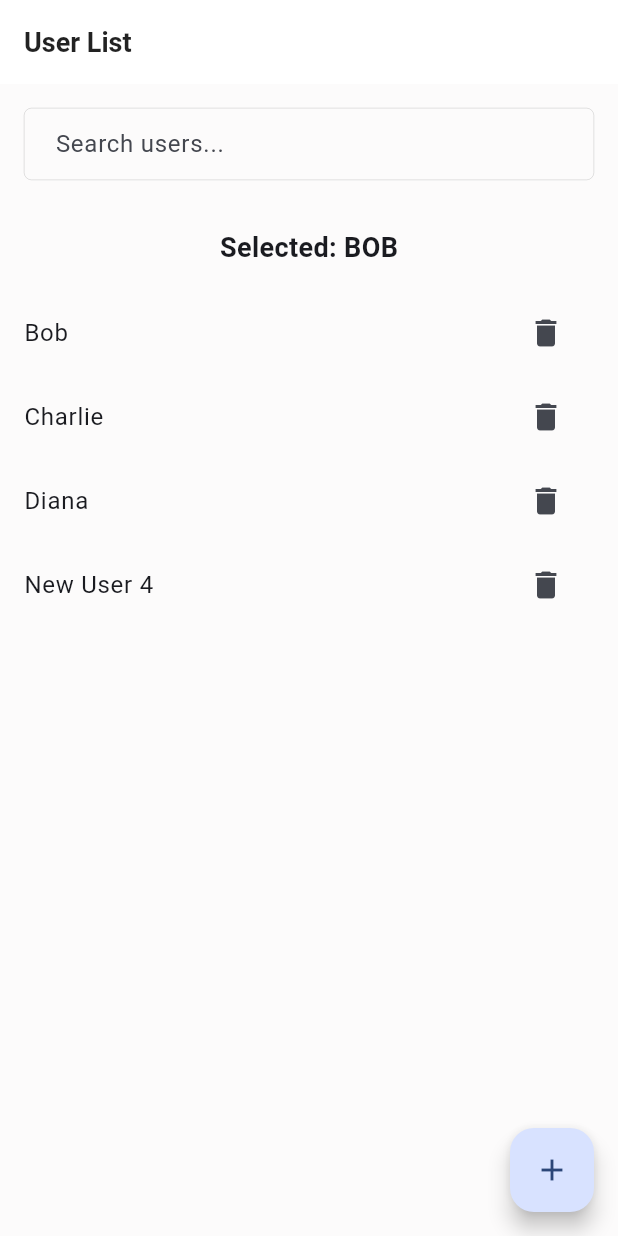
After one commit to uyisaristide/TodoApp, a Flutter app: the UserListScreen screen opened by its route, after a tap on the "delete" icon, after a tap on the "add" icon, after a tap on "Bob", on a phone screen of 412 x 824 dp. The commit adds this screen. Run offline on Flutter 3.47's test engine with Material 3 defaults, Android fonts, the phone set to English and light mode, and no system bars; our stand-ins replace flutter_riverpod, flutter_svg, go_router, sqflite, table_calendar; accounts and stored records are empty.

Commit message:
Other challenges for in their directory

```diff
--- a/lib/routers/router.dart
+++ b/lib/routers/router.dart
@@ -1,4 +1,5 @@
 import 'package:go_router/go_router.dart';
+import 'package:todo/views/other_challenges/corrected_codes.dart';
 
 import '../models/task_model.dart';
 import '../views/home_screen.dart';
@@ -19,6 +20,10 @@ final GoRouter router = GoRouter(
       path: '/home',
       builder: (context, state) => const TasksScreen(),
     ),
+    GoRoute(
+      path: '/userList',
+      builder: (context, state) =>  UserListScreen(),
+    ),
 
     // Create or Edit Task Route
     GoRoute(
--- /dev/null
+++ b/lib/views/other_challenges/corrected_codes.dart
@@ -0,0 +1,98 @@
+import 'package:flutter/material.dart';
+// In this file i am correcting 5 issues found in this give file which are:
+//1.  Non-nullable instance field 'selectedUser' must be initialized.
+// 2. ListView inside a Column  exactly causes overflow error when we are running , it must be wrapped in an expanded widget
+// 3 Removing task like this may is not safe, if list is used in other place, it can cause problems,
+// 4.  Floating action button is not a child of Column  , it might go in scafold cause it has a nullable  field of Widget type called floatingActionButton. See how i did it in my todoApp
+// 5. Searched list is overwritting the initial list, which is mistake. We must have the list for searched items so that we can get back initial when we click on backspace
+
+class UserListScreen extends StatefulWidget {
+  @override
+  _UserListScreenState createState() => _UserListScreenState();
+}
+class _UserListScreenState extends State<UserListScreen> {
+  List<String> allUsers = ['Alice', 'Bob', 'Charlie', 'Diana'];
+  List<String> filteredUsers = [];
+  String? selectedUser;
+
+  @override
+  void initState() {
+    filteredUsers = List.from(allUsers);
+    super.initState();
+  }
+
+  void searchUsers(String query) {
+    setState(() {
+      filteredUsers = query.isEmpty
+          ? List.from(allUsers)
+          : allUsers.where((user) => user.toLowerCase().contains(query.toLowerCase())).toList();
+    });
+  }
+
+  void addUser() {
+    setState(() {
+      final newUser = 'New User ${allUsers.length + 1}';
+      allUsers.add(newUser);
+      filteredUsers.add(newUser);
+    });
+  }
+
+  void deleteUser(int index) {
+    final user = filteredUsers[index];
+    setState(() {
+      allUsers.remove(user);
+      filteredUsers.removeAt(index);
+    });
+  }
+
+  @override
+  Widget build(BuildContext context) {
+    return Scaffold(
+      appBar: AppBar(title: const Text('User List')),
+      body: Column(
+        children: [
+          Padding(
+            padding: const EdgeInsets.all(16),
+            child: TextField(
+              onChanged: searchUsers,
+              decoration: const InputDecoration(
+                hintText: 'Search users...',
+                border: OutlineInputBorder(),
+              ),
+            ),
+          ),
+          Padding(
+            padding: const EdgeInsets.all(16),
+            child: Text(
+              'Selected: ${selectedUser?.toUpperCase() ?? "None"}',
+              style: const TextStyle(fontSize: 18, fontWeight: FontWeight.bold),
+            ),
+          ),
+          Expanded(
+            child: ListView.builder(
+              itemCount: filteredUsers.length,
+              itemBuilder: (context, index) {
+                return ListTile(
+                  title: Text(filteredUsers[index]),
+                  onTap: () {
+                    setState(() {
+                      selectedUser = filteredUsers[index];
+                    });
+                  },
+                  trailing: IconButton(
+                    icon: const Icon(Icons.delete),
+                    onPressed: () => deleteUser(index),
+                  ),
+                );
+              },
+            ),
+          ),
+        ],
+      ),
+      floatingActionButton: FloatingActionButton(
+        onPressed: addUser,
+        child: const Icon(Icons.add),
+      ),
+    );
+  }
+}
--- /dev/null
+++ b/lib/views/other_challenges/dart_challenge_q2.dart
@@ -0,0 +1,24 @@
+import 'dart:io';
+void main() {
+reverseAndParidromeCheck();
+List<String> names = ['Uyisenga', 'Aristide', 'Bosco', 'Ganza', 'Manzi'];
+List<String> uniqueNames = getUniqueValues(names);
+print("Unique Names: $uniqueNames");
+
+}
+
+// 1. Reversing a word and Telling if it is parindrome
+reverseAndParidromeCheck(){
+  stdout.write("Please give a word: ");
+  String input = stdin.readLineSync()!.toLowerCase();
+  String revInput = input.split('').reversed.join('');
+
+  input == revInput
+      ? print("The word is palindrome")
+      : print("The word is not a palindrome");
+}
+
+// 2.Filtering a List for Unique Values, function with Argument
+List<T> getUniqueValues<T>(List<T> inputList) {
+  return inputList.toSet().toList();
+}
```
Also changed, not shown: lib/views/other_challenges/buggy_codes_challenge.dart (added, +90 -0 lines).
